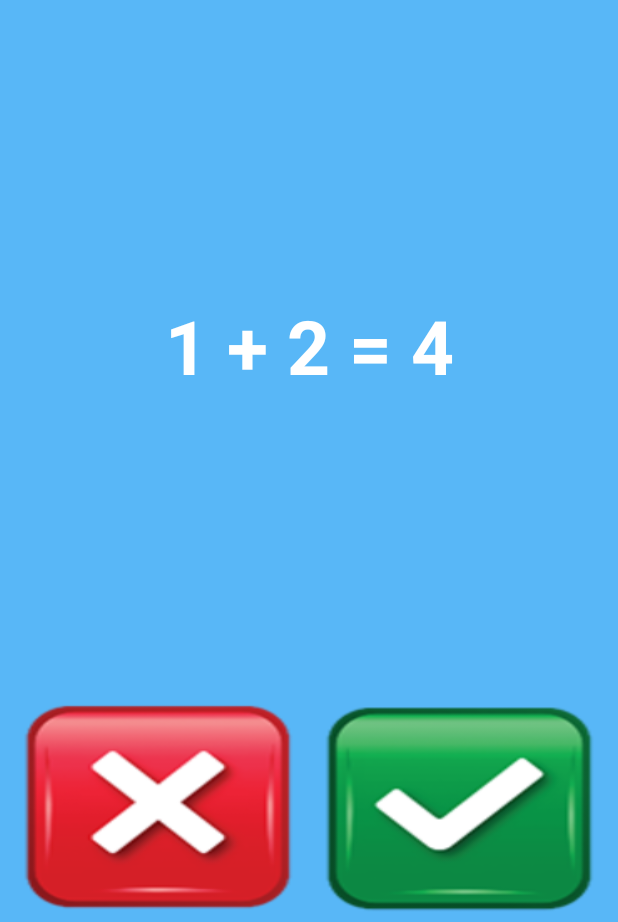
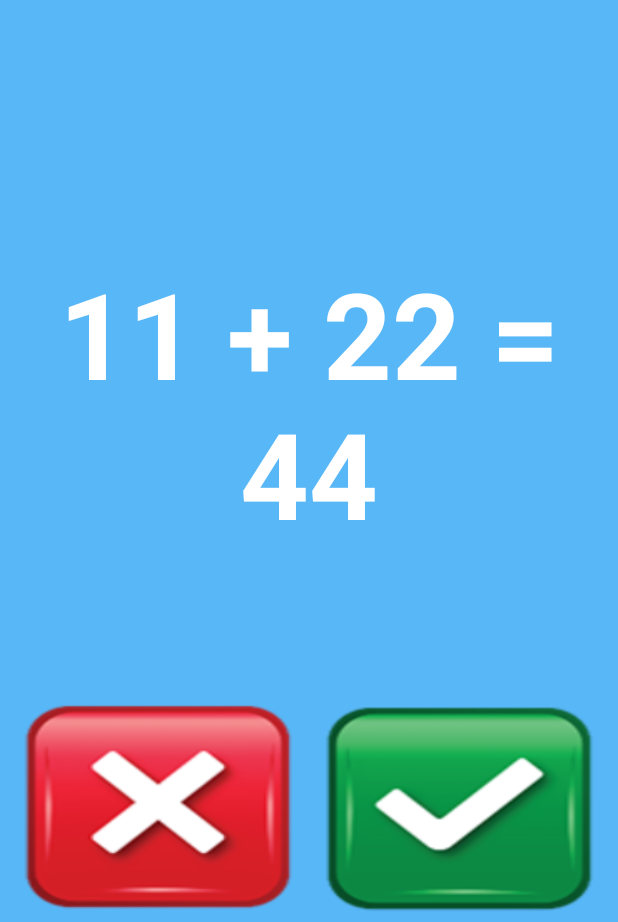
Before and after one commit to huynhtich/Game_Freaking_Math, an Android app: the screen it shows after launch (MainActivity), on a phone screen of 412 x 824 dp, the part 314-1236 px from its top. Run offline under Robolectric (Android 15) with nearby library versions, the phone set to English and light mode, and no system bars.

Commit message:
Update giao dien

```diff
--- a/app/src/main/res/layout/activity_main.xml
+++ b/app/src/main/res/layout/activity_main.xml
@@ -20,12 +20,24 @@
         android:layout_height="0dp"/>
 
     <TextView
+        android:id="@+id/textviewMessage"
         android:gravity="center"
-        android:textSize="50sp"
+        android:textSize="40sp"
         android:textColor="#fff"
-        android:text="1 + 2 = 4"
+        tools:text="Max score: 100"
         android:textStyle="bold"
-        android:layout_weight="3"
+        android:layout_weight="0.5"
+        android:layout_width="match_parent"
+        android:layout_height="0dp"/>
+
+    <TextView
+        android:id="@+id/textviewQuestion"
+        android:gravity="center"
+        android:textSize="80sp"
+        android:textColor="#fff"
+        android:text="11 + 22 = 44"
+        android:textStyle="bold"
+        android:layout_weight="2.5"
         android:layout_width="match_parent"
         android:layout_height="0dp"/>
 
@@ -38,20 +50,19 @@
         android:layout_height="0dp">
 
         <androidx.appcompat.widget.AppCompatButton
+            android:id="@+id/btnWrong"
             android:background="@drawable/btnfalse"
             android:layout_weight="1"
             android:layout_width="match_parent"
             android:layout_height="match_parent"/>
 
         <androidx.appcompat.widget.AppCompatButton
+            android:id="@+id/btnTrue"
             android:background="@drawable/btntrue"
             android:layout_weight="1"
             android:layout_width="match_parent"
             android:layout_height="match_parent"/>
 
-
     </LinearLayout>
 
-
-
 </LinearLayout>
```
